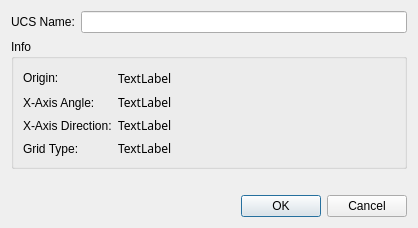
emanuel4you/LibreCAD, file librecad/src/ui/dock_widgets/ucs_list/lc_dlgucsproperties.ui: the form before one commit.
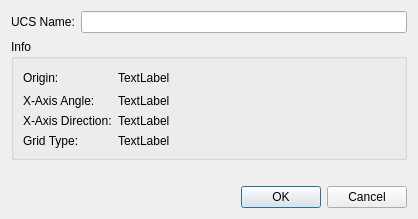
The form after the commit.

Patch:
```diff
--- a/librecad/src/ui/dock_widgets/ucs_list/lc_dlgucsproperties.ui
+++ b/librecad/src/ui/dock_widgets/ucs_list/lc_dlgucsproperties.ui
@@ -55,7 +55,7 @@
        <widget class="QLabel" name="lblAxisEndtpoint">
         <property name="font">
          <font>
-          <family>DemiBold</family>
+          <fontweight>DemiBold</fontweight>
          </font>
         </property>
         <property name="text">
@@ -74,7 +74,7 @@
        <widget class="QLabel" name="lblAxis">
         <property name="font">
          <font>
-          <family>DemiBold</family>
+          <fontweight>DemiBold</fontweight>
          </font>
         </property>
         <property name="text">
@@ -93,7 +93,7 @@
        <widget class="QLabel" name="lblGridType">
         <property name="font">
          <font>
-          <family>DemiBold</family>
+          <fontweight>DemiBold</fontweight>
          </font>
         </property>
         <property name="text">
@@ -105,7 +105,7 @@
        <widget class="QLabel" name="lblOrigin">
         <property name="font">
          <font>
-          <family>DemiBold</family>
+          <fontweight>DemiBold</fontweight>
          </font>
         </property>
         <property name="text">
```
